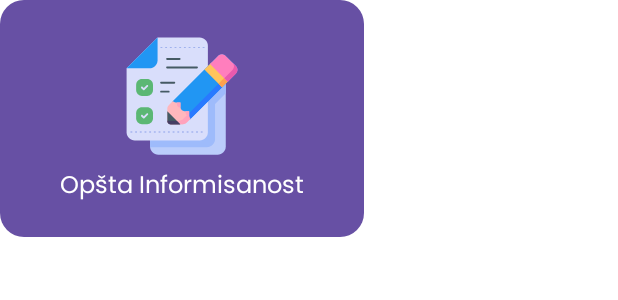
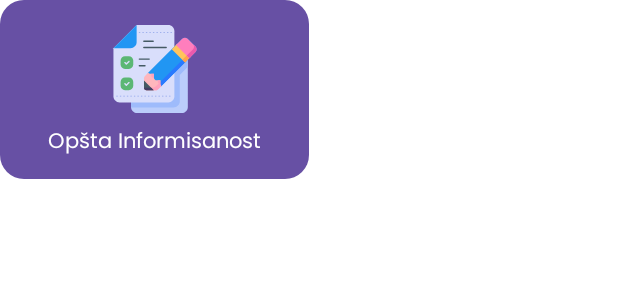
Before and after one commit to uros-veljkovic/Quizler, an Android app built with Jetpack Compose: the @Preview function PreviewQuizModeCard, on a phone screen of 412 x 824 dp. Shown: the top 300 px of the screen. Run offline under Robolectric (Android 15) with nearby library versions, the phone set to English and light mode, and no system bars.

Commit message:
Make quiz cards smaller

```diff
--- a/app/src/main/java/com/example/quizler/ui/components/ModeCard.kt
+++ b/app/src/main/java/com/example/quizler/ui/components/ModeCard.kt
@@ -22,6 +22,7 @@ import com.example.quizler.R
 import com.example.quizler.domain.model.QuizMode
 import com.example.quizler.ui.theme.QuizlerTheme
 import com.example.quizler.ui.theme.spaceM
+import com.example.quizler.ui.theme.spaceS
 import com.example.quizler.ui.theme.spaceXS
 
 @Composable
@@ -36,17 +37,17 @@ fun QuizModeCard(
         onClick = { onModeSelected(mode) }
     ) {
         Column(
-            modifier = Modifier.padding(spaceM), horizontalAlignment = Alignment.CenterHorizontally
+            modifier = Modifier.padding(spaceS), horizontalAlignment = Alignment.CenterHorizontally
         ) {
             Image(
-                modifier = Modifier.size(80.dp),
+                modifier = Modifier.size(60.dp),
                 painter = painterResource(id = mode.icon),
                 contentDescription = "Image"
             )
             Spacer(modifier = Modifier.size(spaceXS))
             Text(
                 text = stringResource(id = mode.title),
-                style = MaterialTheme.typography.titleMedium,
+                style = MaterialTheme.typography.titleSmall,
                 textAlign = TextAlign.Center,
                 softWrap = true
             )
--- a/app/src/main/java/com/example/quizler/ui/screen/home/HomeScreen.kt
+++ b/app/src/main/java/com/example/quizler/ui/screen/home/HomeScreen.kt
@@ -47,16 +47,16 @@ fun HomeScreen(
         )
         Spacer(modifier = Modifier.size(spaceM))
         QuizModes(
-            cardDescription = stringResource(id = R.string.modes_length_description),
-            cardTitle = stringResource(id = R.string.tab_length),
-            state = state.length,
+            cardDescription = stringResource(id = R.string.modes_difficulty_description),
+            cardTitle = stringResource(id = R.string.tab_difficulty),
+            state = state.difficulties,
             onModeSelected = { navController.navigate(Screen.Home, Screen.Quiz(it.id)) }
         )
         Spacer(modifier = Modifier.size(spaceM))
         QuizModes(
-            cardDescription = stringResource(id = R.string.modes_difficulty_description),
-            cardTitle = stringResource(id = R.string.tab_difficulty),
-            state = state.difficulties,
+            cardDescription = stringResource(id = R.string.modes_length_description),
+            cardTitle = stringResource(id = R.string.tab_length),
+            state = state.length,
             onModeSelected = { navController.navigate(Screen.Home, Screen.Quiz(it.id)) }
         )
     }
```
